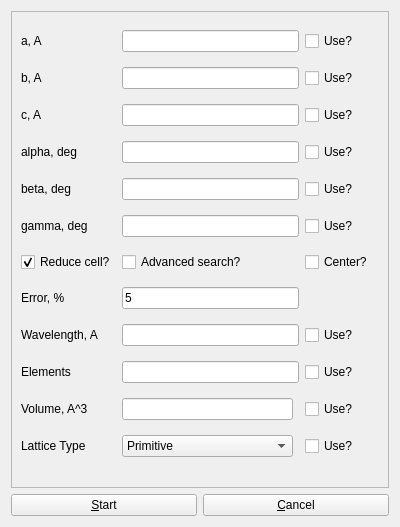
Old version of the form searchform.ui in the repository PavloSolntsev/solxd.
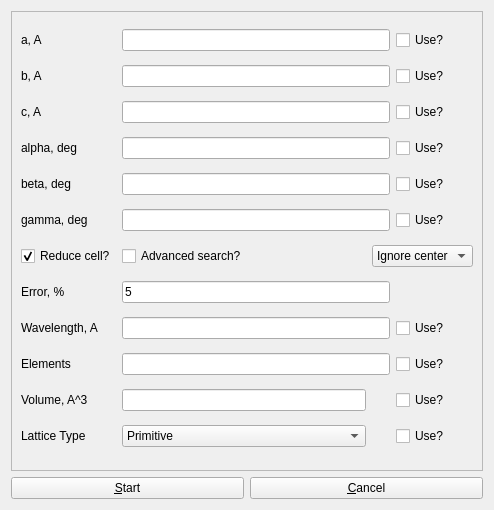
New version of the form.

Commit message: Search based on Center of inversion has been changed. Now it works correct. TextEditor process has been added. Information about center will show up in tooltip window.

What changed in the file:
```diff
--- a/searchform.ui
+++ b/searchform.ui
@@ -6,8 +6,8 @@
    <rect>
     <x>0</x>
     <y>0</y>
-    <width>400</width>
-    <height>527</height>
+    <width>494</width>
+    <height>510</height>
    </rect>
   </property>
   <property name="windowTitle">
@@ -24,8 +24,8 @@
        <rect>
         <x>0</x>
         <y>0</y>
-        <width>382</width>
-        <height>475</height>
+        <width>456</width>
+        <height>456</height>
        </rect>
       </property>
       <layout class="QGridLayout" name="gridLayout">
@@ -266,11 +266,26 @@
          </property>
         </widget>
        </item>
-       <item row="6" column="3">
-        <widget class="QCheckBox" name="checkBox_center">
-         <property name="text">
-          <string>Center?</string>
+       <item row="6" column="2" colspan="3">
+        <widget class="QComboBox" name="comboBox_center">
+         <property name="enabled">
+          <bool>true</bool>
          </property>
+         <item>
+          <property name="text">
+           <string>Ignore center</string>
+          </property>
+         </item>
+         <item>
+          <property name="text">
+           <string>Center: Yes</string>
+          </property>
+         </item>
+         <item>
+          <property name="text">
+           <string>Center: No</string>
+          </property>
+         </item>
         </widget>
        </item>
       </layout>
```
The commit also changes 5 other files.
